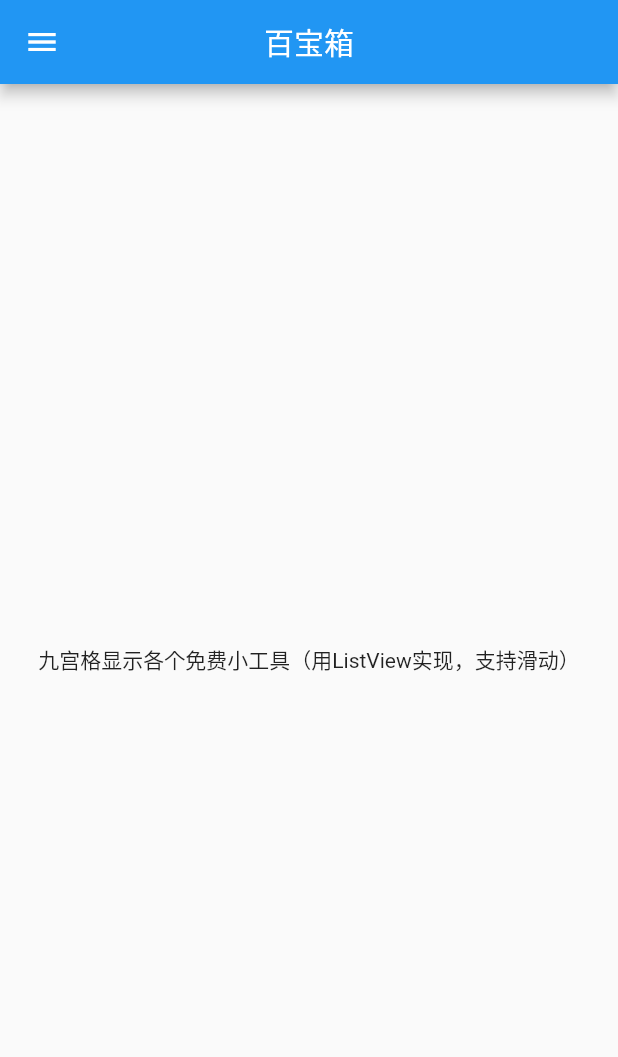
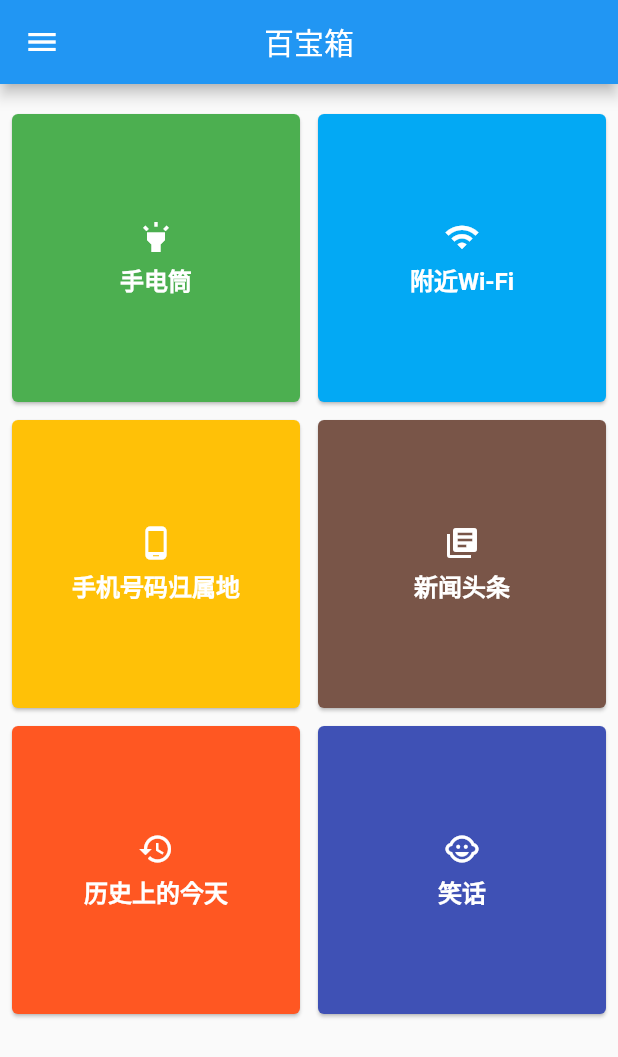
Before and after one commit to yushiwo/flutter_free_wifi, a Flutter app: the screen it shows after launch, on a phone screen of 412 x 824 dp. Shown: the top 1057 px of the screen. Run offline on Flutter 3.47's test engine with Material 2 defaults, Android fonts, the phone set to English and light mode, and no system bars; our stand-ins replace fluttertoast, shared_preferences, sqflite; missing offline and left inert: amap_location, easy_alert, flutter_webview_plugin, simple_permissions; accounts and stored records are empty.

Commit message:
确定主页需要展示的一些功能

```diff
--- a/lib/modules/home/MainPage.dart
+++ b/lib/modules/home/MainPage.dart
@@ -1,4 +1,6 @@
 import 'package:flutter/material.dart';
+import 'package:flutter_free_wifi/modules/global/util/Util.dart';
+import 'package:flutter_staggered_grid_view/flutter_staggered_grid_view.dart';
 
 /*
 * 首页，九宫格显示各个免费小工具（用ListView实现，支持滑动）
@@ -6,9 +8,84 @@ import 'package:flutter/material.dart';
 class MainPage extends StatelessWidget {
   @override
   Widget build(BuildContext context) {
-    return new Center(
-      child: new Text("九宫格显示各个免费小工具（用ListView实现，支持滑动）"),
+    return new Padding(
+        padding: const EdgeInsets.only(top: 12.0),
+        child: new StaggeredGridView.count(
+          crossAxisCount: 4,
+          staggeredTiles: _staggeredTiles,
+          children: _tiles,
+          mainAxisSpacing: 4.0,
+          crossAxisSpacing: 4.0,
+          padding: const EdgeInsets.all(4.0),
+        ));
+  }
+
+}
+
+
+List<StaggeredTile> _staggeredTiles = const <StaggeredTile>[
+  const StaggeredTile.count(2, 2),
+  const StaggeredTile.count(2, 2),
+  const StaggeredTile.count(2, 2),
+  const StaggeredTile.count(2, 2),
+  const StaggeredTile.count(2, 2),
+  const StaggeredTile.count(2, 2),
+];
+
+List<Widget> _tiles = const <Widget>[
+  const _Example01Tile(Colors.green, Icons.highlight, "手电筒"),
+  const _Example01Tile(Colors.lightBlue, Icons.wifi, "附近Wi-Fi"),
+  const _Example01Tile(Colors.amber, Icons.phone_android, "手机号码归属地"),
+  const _Example01Tile(Colors.brown, Icons.library_books, "新闻头条"),
+  const _Example01Tile(Colors.deepOrange, Icons.history, "历史上的今天"),
+  const _Example01Tile(Colors.indigo, Icons.child_care, "笑话"),
+];
+
+class _Example01Tile extends StatelessWidget {
+  const _Example01Tile(this.backgroundColor, this.iconData, this.iconName);
+
+  final Color backgroundColor;
+  final IconData iconData;
+  final String iconName;
+
+  @override
+  Widget build(BuildContext context) {
+    return new Card(
+      color: backgroundColor,
+      child: new InkWell(
+        onTap: () {
+          Util.showToast(iconName);
+        },
+        child: new Center(
+          child: new Padding(
+            padding: const EdgeInsets.all(4.0),
+            child: new Center(
+              child: new Container(
+                child: getItemContentView(),
+              ),
+            )
+          ),
+        ),
+      ),
     );
   }
 
+  Widget getItemContentView() {
+    return new Column(
+      mainAxisAlignment: MainAxisAlignment.center,
+      children: <Widget>[
+        new Icon(
+          iconData,
+          color: Colors.white,
+        ),
+        new Padding(
+          padding: new EdgeInsets.fromLTRB(0.0, 4.0, 0.0, 0.0),
+          child: new Text(
+              iconName,
+              style: new TextStyle(color: Colors.white, fontSize: 16.0, fontWeight: FontWeight.bold)
+          ),
+        ),
+      ],
+    );
+  }
 }
--- a/pubspec.yaml
+++ b/pubspec.yaml
@@ -28,6 +28,7 @@ dependencies:
   easy_alert:
   flutter_webview_plugin: ^0.3.0+2
   fluttertoast: ^3.0.4
+  flutter_staggered_grid_view: ^0.2.7
 
 
 dev_dependencies:
```
Also changed, not shown: 1 other file.
